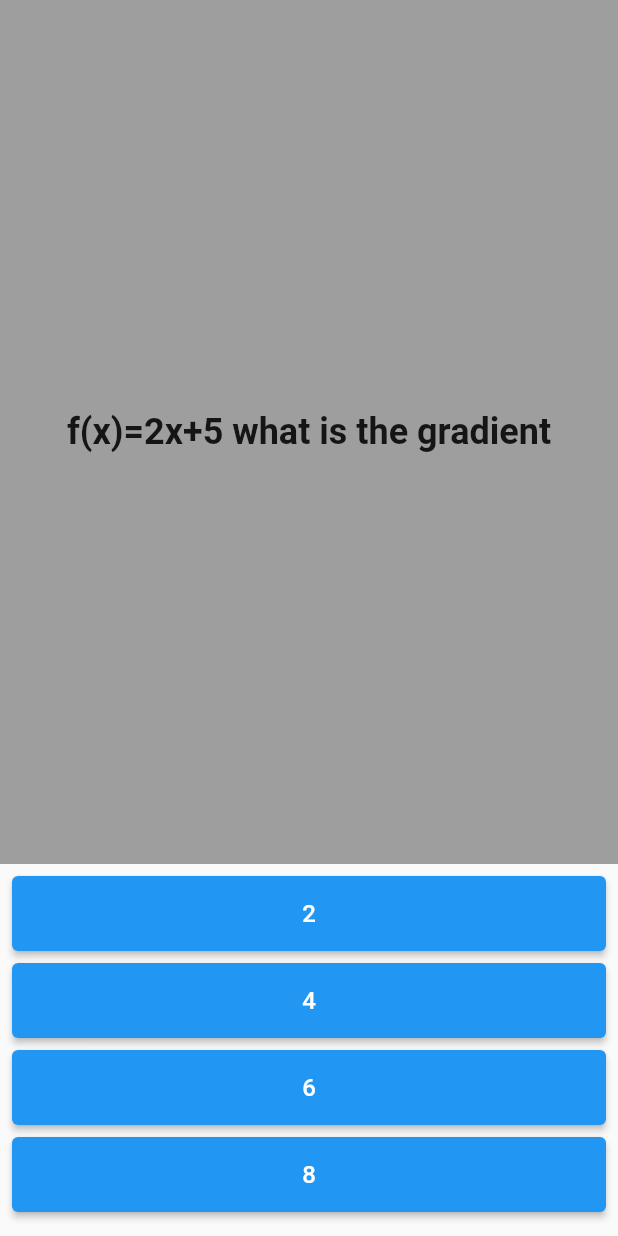
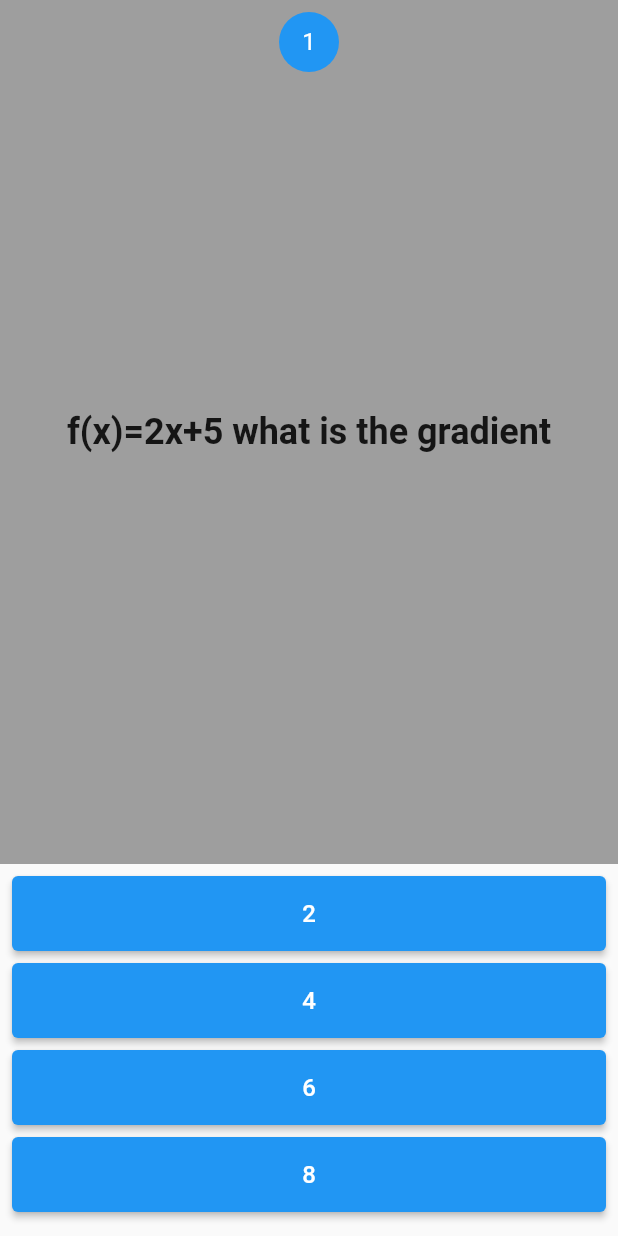
Before and after one commit to John-Daniels/flutter-mathgame, a Flutter app: the screen it shows after launch, after a tap on "StartGame", on a phone screen of 412 x 824 dp. Run offline on Flutter 3.47's test engine with Material 2 defaults, Android fonts, the phone set to English and light mode, and no system bars; our stand-ins replace shared_preferences.

```diff
--- a/lib/pages/game.dart
+++ b/lib/pages/game.dart
@@ -60,6 +60,7 @@ class _GameOverlayState extends State<GameOverlay> {
   @override
   Widget build(BuildContext context) {
     return QuestionUi(
+      qNum: index + 1,
       question: widget.questions[index],
       next: () {
         setState(() {
--- a/lib/widgets/onboarding.dart
+++ b/lib/widgets/onboarding.dart
@@ -33,27 +33,28 @@ class _OnBoardingState extends State<OnBoarding> {
 
     return Scaffold(
         appBar: AppBar(title: const Text('MathGame'), centerTitle: true),
-        body: score.toInt() >= 0
-            ? SizedBox(
+        body: SizedBox(
           width: double.infinity,
           child: Column(
             mainAxisAlignment: MainAxisAlignment.center,
             crossAxisAlignment: CrossAxisAlignment.center,
             children: [
-                    Text('$score'),
               const Text(
                 'Welcome to the Game!',
-                      style:
-                          TextStyle(fontSize: 20, fontWeight: FontWeight.bold),
+                style: TextStyle(fontSize: 20, fontWeight: FontWeight.bold),
               ),
               Padding(
                 padding: const EdgeInsets.all(8.0),
                 child: ElevatedButton(
                     onPressed: startGame, child: const Text('StartGame')),
+              ),
+              score > 0
+                  ? Column(
+                      children: [const Text('High Score'), Text('$score')],
                     )
+                  : Container(),
             ],
           ),
-              )
-            : const Center(child: CircularProgressIndicator()));
+        ));
   }
 }
--- a/lib/widgets/questionUi/questionui.dart
+++ b/lib/widgets/questionUi/questionui.dart
@@ -6,8 +6,13 @@ import '../my_ans_btn.dart';
 class QuestionUi extends StatelessWidget {
   final Question question;
   final Function next;
+  final int qNum;
 
-  const QuestionUi({Key? key, required this.question, required this.next})
+  const QuestionUi(
+      {Key? key,
+      required this.question,
+      required this.next,
+      required this.qNum})
       : super(key: key);
 
   @override
@@ -22,9 +27,32 @@ class QuestionUi extends StatelessWidget {
         crossAxisAlignment: CrossAxisAlignment.center,
         children: [
           Expanded(
-              child: _QuestionWidget(
-            text: questionText,
-          )),
+            child: Stack(
+              children: [
+                _QuestionWidget(
+                  text: questionText,
+                ),
+                Positioned(
+                  // center the pic
+                  child: Padding(
+                    padding: const EdgeInsets.all(8),
+                    child: SizedBox(
+                      width: double.infinity,
+                      child: CircleAvatar(
+                          backgroundColor: Colors.blue,
+                          child: Text('$qNum',
+                              style: const TextStyle(color: Colors.white))),
+                    ),
+                  ),
+                ),
+              ],
+            ),
+          ),
+
+          // Expanded(
+          //     child: _QuestionWidget(
+          //   text: questionText,
+          // )),
           Padding(
             padding: const EdgeInsets.all(8.0),
             child: _AnswerWidget(answers: answers, onPressed: () => next()),
```
Lines whose indentation alone changed are shown as unchanged.
